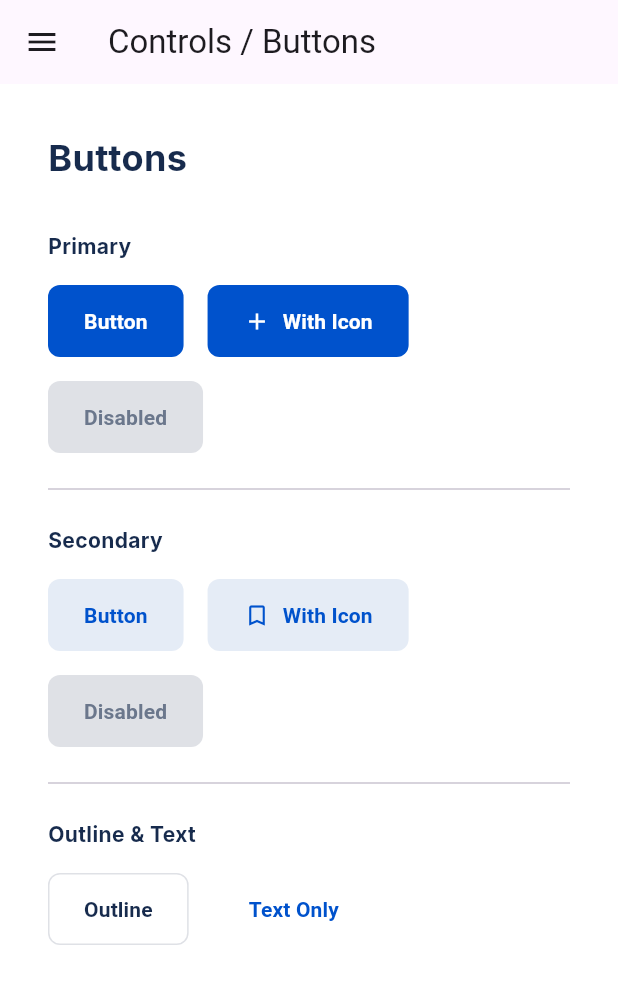
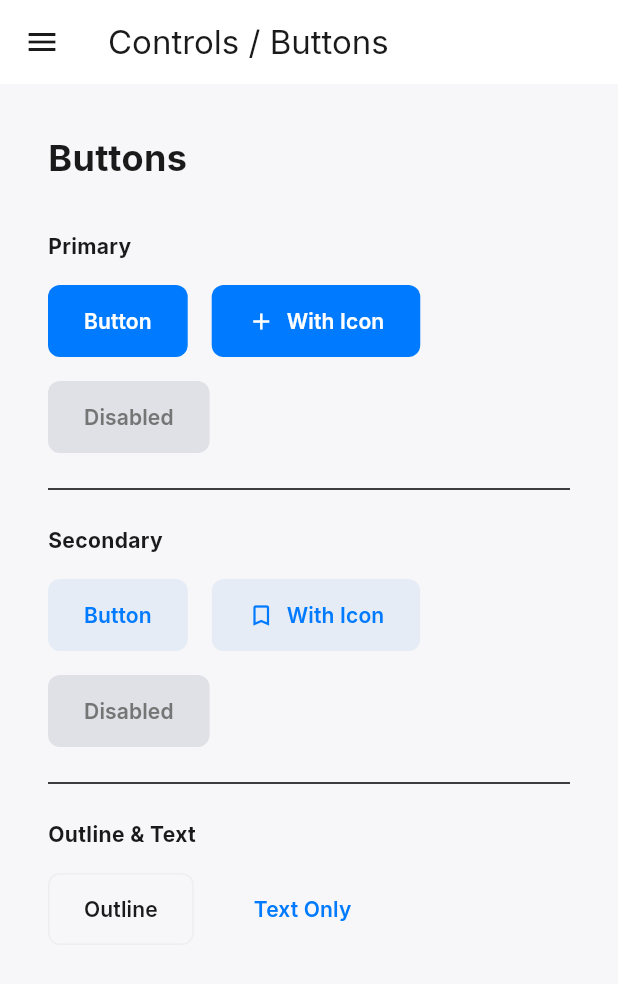
Before and after one commit to nugiarmasn/chat_design_system, a Flutter app: the screen it shows after launch, on a phone screen of 412 x 824 dp. Shown: the top 984 px of the screen. Run offline on Flutter 3.47's test engine with Material 3 defaults, Android fonts, the phone set to English and light mode, and no system bars; our stand-ins replace get, google_fonts.

Commit message:
Feat: Slicing UI Chat Area, Index List, dan perbaikan Dark Mode Controls

```diff
--- a/lib/app/components/custom_button.dart
+++ b/lib/app/components/custom_button.dart
@@ -1,5 +1,5 @@
 import 'package:flutter/material.dart';
-import '../core/app_theme.dart';
+import '../core/theme/app_theme.dart';
 
 enum ButtonType { primary, secondary, outline, text }
 
--- a/lib/app/components/custom_textfield.dart
+++ b/lib/app/components/custom_textfield.dart
@@ -1,5 +1,5 @@
 import 'package:flutter/material.dart';
-import '../core/app_theme.dart';
+import '../core/theme/app_theme.dart';
 
 class CustomTextField extends StatelessWidget {
   final String? label;
--- a/lib/app/core/app_theme.dart
+++ /dev/null
@@ -1,25 +0,0 @@
-import 'package:flutter/material.dart';
-import 'package:google_fonts/google_fonts.dart';
-
-class AppColors {
-  static const Color primary = Color(0xFF0052CC);
-  static const Color background = Color(0xFFF4F5F7);
-  static const Color textPrimary = Color(0xFF172B4D);
-  static const Color textSecondary = Color(0xFF6B778C);
-  static const Color border = Color(0xFFDFE1E6);
-  static const Color error = Color(0xFFFF5630);
-}
-
-class AppTextStyles {
-  static TextStyle body = GoogleFonts.inter(
-    fontSize: 14,
-    fontWeight: FontWeight.normal,
-    color: AppColors.textPrimary,
-  );
-
-  static TextStyle heading = GoogleFonts.inter(
-    fontSize: 24,
-    fontWeight: FontWeight.bold,
-    color: AppColors.textPrimary,
-  );
-}
--- a/lib/app/core/theme/app_theme.dart
+++ b/lib/app/core/theme/app_theme.dart
@@ -1,4 +1,5 @@
 import 'package:flutter/material.dart';
+import 'package:google_fonts/google_fonts.dart';
 
 class AppColors {
   AppColors._();
@@ -6,20 +7,25 @@
   // Primary Colors
   static const Color primaryBlue = Color(0xFF007AFF);
   static const Color primaryBlueLight = Color(0xFFE5F1FF);
-  static const Color primaryPurple = Color(0xFFA5A6F6); // Added for avatars
+  static const Color primaryPurple = Color(0xFFA5A6F6);
 
-  // Neutral / Background Colors
+  // Alias untuk komponen
+  static const Color primary = primaryBlue;
+  static const Color background = Color(0xFFF7F7F9);
+  static const Color border = Color(0xFFEEEEEE);
+
+  // Neutral / Background
   static const Color backgroundLight = Color(0xFFF7F7F9);
   static const Color backgroundDark = Color(0xFF1E1E1E);
   static const Color surfaceWhite = Colors.white;
   static const Color divider = Color(0xFFEEEEEE);
 
-  // Text Colors
+  // Text
   static const Color textPrimary = Color(0xFF1A1A1A);
   static const Color textSecondary = Color(0xFF757575);
   static const Color textTertiary = Color(0xFFAAAAAA);
 
-  // Status Colors
+  // Status
   static const Color success = Color(0xFF34C759);
   static const Color warning = Color(0xFFFF9500);
   static const Color error = Color(0xFFFF3B30);
@@ -28,54 +34,51 @@
 class AppTypography {
   AppTypography._();
 
-  static const String fontFamily = 'Inter';
+  static final String? fontFamily = GoogleFonts.inter().fontFamily;
 
-  // Headings
-  static const TextStyle heading1 = TextStyle(
+  static TextStyle heading1 = TextStyle(
     fontFamily: fontFamily,
     fontSize: 24,
     fontWeight: FontWeight.bold,
     color: AppColors.textPrimary,
   );
 
-  static const TextStyle heading2 = TextStyle(
+  static TextStyle heading2 = TextStyle(
     fontFamily: fontFamily,
     fontSize: 20,
     fontWeight: FontWeight.w600,
     color: AppColors.textPrimary,
   );
 
-  // Body
-  static const TextStyle body = TextStyle(
+  static TextStyle body = TextStyle(
     fontFamily: fontFamily,
     fontSize: 16,
     fontWeight: FontWeight.normal,
     color: AppColors.textPrimary,
   );
 
-  static const TextStyle bodyMedium = TextStyle(
+  static TextStyle caption = TextStyle(
+    fontFamily: fontFamily,
+    fontSize: 12,
+    fontWeight: FontWeight.normal,
+    color: AppColors.textSecondary,
+  );
+
+  static TextStyle bodyMedium = TextStyle(
     fontFamily: fontFamily,
     fontSize: 14,
     fontWeight: FontWeight.w500,
     color: AppColors.textPrimary,
   );
 
-  static const TextStyle bodySecondary = TextStyle(
+  static TextStyle bodySecondary = TextStyle(
     fontFamily: fontFamily,
     fontSize: 14,
     fontWeight: FontWeight.normal,
     color: AppColors.textSecondary,
   );
 
-  // Captions & Labels
-  static const TextStyle caption = TextStyle(
-    fontFamily: fontFamily,
-    fontSize: 12,
-    fontWeight: FontWeight.normal,
-    color: AppColors.textSecondary,
-  );
-
-  static const TextStyle timeLabel = TextStyle(
+  static TextStyle timeLabel = TextStyle(
     fontFamily: fontFamily,
     fontSize: 11,
     fontWeight: FontWeight.w500,
@@ -83,9 +86,22 @@
   );
 }
 
+class AppTextStyles {
+  static TextStyle body = GoogleFonts.inter(
+    fontSize: 14,
+    fontWeight: FontWeight.normal,
+    color: AppColors.textPrimary,
+  );
+
+  static TextStyle heading = GoogleFonts.inter(
+    fontSize: 24,
+    fontWeight: FontWeight.bold,
+    color: AppColors.textPrimary,
+  );
+}
+
 class AppSpacing {
   AppSpacing._();
-
   static const double xs = 4.0;
   static const double sm = 8.0;
   static const double md = 16.0;
@@ -94,11 +110,9 @@
   static const double xxl = 48.0;
 }
 
-// --- Tambahan untuk mendukung Dark Mode secara dinamis ---
-
+// --- EXTENSION UNTUK KONTEKS THEME ---
 extension DynamicThemeContext on BuildContext {
   bool get isDark => Theme.of(this).brightness == Brightness.dark;
-
   Color get appBackground => isDark ? const Color(0xFF121212) : AppColors.backgroundLight;
   Color get appSurface => isDark ? const Color(0xFF1E1E1E) : AppColors.surfaceWhite;
   Color get appTextPrimary => isDark ? const Color(0xFFF5F5F5) : AppColors.textPrimary;
@@ -106,6 +120,9 @@
   Color get appDivider => isDark ? const Color(0xFF333333) : AppColors.divider;
 }
 
+// ==========================================
+// EXTENSION UNTUK ADAPTASI TEXT STYLE KE DARK MODE
+// ==========================================
 extension DynamicTextStyle on TextStyle {
   /// Mengubah warna teks secara otomatis jika mode gelap aktif
   TextStyle adapt(BuildContext context) {
@@ -117,3 +134,36 @@
     return this;
   }
 }
+
+// --- THEME DATA UNTUK LIGHT & DARK ---
+class AppTheme {
+  static final ThemeData lightTheme = ThemeData(
+    brightness: Brightness.light,
+    primaryColor: AppColors.primaryBlue,
+    scaffoldBackgroundColor: AppColors.backgroundLight,
+    colorScheme: const ColorScheme.light(
+      primary: AppColors.primaryBlue,
+      surface: AppColors.surfaceWhite,
+      onSurface: AppColors.textPrimary,
+      onSurfaceVariant: AppColors.textSecondary,
+      outline: AppColors.divider,
+    ),
+    textTheme: GoogleFonts.interTextTheme(ThemeData.light().textTheme),
+    dividerColor: AppColors.divider,
+  );
+
+  static final ThemeData darkTheme = ThemeData(
+    brightness: Brightness.dark,
+    primaryColor: AppColors.primaryBlue,
+    scaffoldBackgroundColor: AppColors.backgroundDark,
+    colorScheme: const ColorScheme.dark(
+      primary: AppColors.primaryBlue,
+      surface: Color(0xFF2C2C2E),
+      onSurface: Colors.white,
+      onSurfaceVariant: Color(0xFFAAAAAA),
+      outline: Color(0xFF333333),
+    ),
+    textTheme: GoogleFonts.interTextTheme(ThemeData.dark().textTheme),
+    dividerColor: const Color(0xFF333333),
+  );
+}
--- a/lib/app/modules/buttons/views/buttons_view.dart
+++ b/lib/app/modules/buttons/views/buttons_view.dart
@@ -2,7 +2,7 @@
 import 'package:get/get.dart';
 import '../controllers/buttons_controller.dart';
 import '../../../components/custom_button.dart';
-import '../../../core/app_theme.dart';
+import '../../../core/theme/app_theme.dart';
 
 class ButtonsView extends GetView<ButtonsController> {
   const ButtonsView({super.key});
@@ -10,17 +10,18 @@
   @override
   Widget build(BuildContext context) {
     return Scaffold(
-      backgroundColor: Colors.white,
+      backgroundColor: context.appBackground, // <-- Perbaikan 1: Warna background dinamis
       body: ListView(
         padding: const EdgeInsets.all(32),
         children: [
-          Text('Buttons', style: AppTextStyles.heading),
+          Text('Buttons', style: AppTextStyles.heading.adapt(context)), // <-- Perbaikan 2
           const SizedBox(height: 32),
 
-          Text('Primary', style: AppTextStyles.body.copyWith(fontWeight: FontWeight.bold)),
+          Text('Primary', style: AppTextStyles.body.copyWith(fontWeight: FontWeight.bold).adapt(context)),
           const SizedBox(height: 16),
           Wrap(
-            spacing: 16, runSpacing: 16,
+            spacing: 16,
+            runSpacing: 16,
             children: [
               CustomButton(label: 'Button', onPressed: () {}),
               CustomButton(label: 'With Icon', icon: Icons.add, onPressed: () {}),
@@ -29,10 +30,11 @@
           ),
           const Divider(height: 48),
 
-          Text('Secondary', style: AppTextStyles.body.copyWith(fontWeight: FontWeight.bold)),
+          Text('Secondary', style: AppTextStyles.body.copyWith(fontWeight: FontWeight.bold).adapt(context)),
           const SizedBox(height: 16),
           Wrap(
-            spacing: 16, runSpacing: 16,
+            spacing: 16,
+            runSpacing: 16,
             children: [
               CustomButton(label: 'Button', type: ButtonType.secondary, onPressed: () {}),
               CustomButton(label: 'With Icon', type: ButtonType.secondary, icon: Icons.bookmark_border, onPressed: () {}),
@@ -41,10 +43,11 @@
           ),
           const Divider(height: 48),
 
-          Text('Outline & Text', style: AppTextStyles.body.copyWith(fontWeight: FontWeight.bold)),
+          Text('Outline & Text', style: AppTextStyles.body.copyWith(fontWeight: FontWeight.bold).adapt(context)),
           const SizedBox(height: 16),
           Wrap(
-            spacing: 16, runSpacing: 16,
+            spacing: 16,
+            runSpacing: 16,
             children: [
               CustomButton(label: 'Outline', type: ButtonType.outline, onPressed: () {}),
               CustomButton(label: 'Text Only', type: ButtonType.text, onPressed: () {}),
--- /dev/null
+++ b/lib/app/modules/chat_area/controllers/chat_area_controller.dart
@@ -0,0 +1,3 @@
+import 'package:get/get.dart';
+
+class ChatAreaController extends GetxController {}
--- a/lib/app/modules/component_library/views/component_library_view.dart
+++ b/lib/app/modules/component_library/views/component_library_view.dart
@@ -16,7 +16,7 @@
     return Scaffold(
       backgroundColor: AppColors.backgroundLight,
       appBar: AppBar(
-        title: const Text('Component Library', style: TextStyle(fontFamily: AppTypography.fontFamily)),
+        title: Text('Component Library', style: TextStyle(fontFamily: AppTypography.fontFamily)),
         centerTitle: true,
         backgroundColor: AppColors.surfaceWhite,
         foregroundColor: AppColors.textPrimary,
--- a/lib/app/modules/home/views/home_view.dart
+++ b/lib/app/modules/home/views/home_view.dart
@@ -7,6 +7,8 @@
 import '../../text_fields/views/text_fields_view.dart';
 import '../../buttons/views/buttons_view.dart';
 import '../../toggles/views/toggles_view.dart';
+import '../../chat_area/views/chat_area_view.dart';
+import '../../index_list/views/index_list_view.dart'; // <-- TAMBAHKAN IMPORT INI
 import '../../../core/theme/app_theme.dart';
 import '../../../widgets/custom_avatar.dart';
 import '../../../widgets/chat_list_tile.dart';
@@ -15,28 +17,29 @@
 class HomeView extends GetView<HomeController> {
   const HomeView({super.key});
 
-  // Breakpoint: di bawah lebar ini, sidebar disembunyikan jadi Drawer.
   static const double _mobileBreakpoint = 700;
 
   Widget _buildContent(BuildContext context, int index, String menuTitle) {
     switch (index) {
-      case 0: // Controls / Buttons
+      case 0:
         return const ButtonsView();
-      case 1: // Controls / Text Fields
+      case 1:
         return const TextFieldsView();
-      case 2: // Controls / Toggles & Choices
+      case 2:
         return const TogglesView();
-      case 3: // Bars / Nav Bars
+      case 3:
         return const NavBarsPage();
-      case 4: // Navigation / Bottom & Tabs
+      case 4:
         return const BottomAndTabsPage();
-      case 5: // Bars / Search Bars
+      case 5:
         return const SearchBarsPage();
+      case 8:
+        return const ChatAreaView();
       case 9: // Lists / Chat & Users
-        return _buildChatListContent(context);
-      case 10: // Message Area
+        return const IndexListView(); // <-- UBAH MENJADI IndexListView
+      case 10:
         return _buildMessageComposerContent(context);
-      case 11: // Views / Avatars & Badges
+      case 11:
         return _buildAvatarsContent(context);
       default:
         return Center(
@@ -63,12 +66,10 @@
             Text('Initials Avatar', style: AppTypography.heading1.adapt(context)),
             const SizedBox(height: AppSpacing.lg),
             _buildAvatarGrid(initials: 'SF', badgeType: AvatarBadgeType.online),
-
             const SizedBox(height: AppSpacing.xxl),
             Text('Icon Avatar', style: AppTypography.heading1.adapt(context)),
             const SizedBox(height: AppSpacing.lg),
             _buildAvatarGrid(defaultIcon: Icons.person, badgeType: AvatarBadgeType.offline),
-
             const SizedBox(height: AppSpacing.xxl),
             Text('Image Avatar', style: AppTypography.heading1.adapt(context)),
             const SizedBox(height: AppSpacing.lg),
@@ -91,7 +92,6 @@
     int notificationCount = 0,
   }) {
     final sizes = AvatarSize.values.reversed.toList();
-
     return Wrap(
       spacing: AppSpacing.xl,
       runSpacing: AppSpacing.xl,
@@ -134,6 +134,7 @@
     );
   }
 
+  // Fungsi ini TIDAK digunakan lagi, tapi kita biarkan saja agar tidak error jika ada referensi lain
   Widget _buildChatListContent(BuildContext context) {
     return Container(
       color: context.appSurface,
@@ -241,17 +242,14 @@
           Text('Normal Input State', style: AppTypography.heading2.adapt(context)),
           const SizedBox(height: AppSpacing.md),
           const ChatInputField(),
-
           const SizedBox(height: AppSpacing.xxl),
           Text('Input with Typed Text', style: AppTypography.heading2.adapt(context)),
           const SizedBox(height: AppSpacing.md),
           const ChatInputField(initialText: 'Hey! Just finished the draft for the project. Need your feedback by tomorrow if possible.'),
-
           const SizedBox(height: AppSpacing.xxl),
           Text('Voice Note Recording State', style: AppTypography.heading2.adapt(context)),
           const SizedBox(height: AppSpacing.md),
           const ChatInputField(state: ChatInputState.recording),
-
           const SizedBox(height: AppSpacing.xxl),
           Text('Action Summary Box (Suggest a reply)', style: AppTypography.heading2.adapt(context)),
           const SizedBox(height: AppSpacing.md),
@@ -262,7 +260,6 @@
               content: 'Thanks for handling the logistics, Michael. Your effort in ensuring the group discount for the hotel is much appreciated!\n\nMichael, I appreciate you taking care of the logistics and getting us that group discount at the hotel. Thanks a lot!',
             ),
           ),
-
           const SizedBox(height: AppSpacing.xxl),
           Text('Action Summary Box (Conversation summary)', style: AppTypography.heading2.adapt(context)),
           const SizedBox(height: AppSpacing.md),
@@ -273,7 +270,6 @@
               content: 'The user expressed interest in a watch listed for sale and confirmed its availability with the seller. They negotiated the price down from \$130 to \$120.',
             ),
           ),
-
           const SizedBox(height: AppSpacing.xxl),
           Text('Attachment Popup Menu', style: AppTypography.heading2.adapt(context)),
           const SizedBox(height: AppSpacing.md),
@@ -296,28 +292,20 @@
           crossAxisAlignment: CrossAxisAlignment.start,
           children: [
             Padding(
-              padding: const EdgeInsets.symmetric(
-                horizontal: 24.0,
-                vertical: 16.0,
-              ),
+              padding: const EdgeInsets.symmetric(horizontal: 24.0, vertical: 16.0),
               child: Row(
                 mainAxisAlignment: MainAxisAlignment.spaceBetween,
                 children: [
                   const Flexible(
                     child: Text(
                       'Component Library',
-                      style: TextStyle(
-                        fontSize: 18,
-                        fontWeight: FontWeight.bold,
-                      ),
+                      style: TextStyle(fontSize: 18, fontWeight: FontWeight.bold),
                     ),
                   ),
                   Obx(
                         () => IconButton(
                       icon: Icon(
-                        controller.isDarkMode.value
-                            ? Icons.dark_mode
-                            : Icons.light_mode,
+                        controller.isDarkMode.value ? Icons.dark_mode : Icons.light_mode,
                       ),
                       tooltip: 'Toggle Light/Dark Mode',
                       onPressed: controller.toggleTheme,
@@ -337,19 +325,15 @@
                       title: Text(
                         controller.menus[index],
                         style: TextStyle(
-                          fontWeight: isSelected
-                              ? FontWeight.bold
-                              : FontWeight.normal,
-                          color: isSelected
-                              ? const Color(0xFF0052CC)
-                              : Colors.black87,
+                          fontWeight: isSelected ? FontWeight.bold : FontWeight.normal,
+                          color: isSelected ? const Color(0xFF0052CC) : Colors.black87,
                         ),
                       ),
                       selected: isSelected,
                       selectedTileColor: Colors.blue.withOpacity(0.1),
                       onTap: () {
                         controller.changeMenu(index);
-                        if (isDrawer) Navigator.of(context).pop(); // tutup drawer
+                        if (isDrawer) Navigator.of(context).pop();
                       },
                     );
                   },
@@ -375,19 +359,15 @@
         });
 
         if (isMobile) {
-          // Layar sempit: sidebar jadi Drawer, ada AppBar dengan tombol menu.
           return Scaffold(
             appBar: AppBar(
-              title: Obx(
-                    () => Text(controller.menus[controller.selectedIndex.value]),
-              ),
+              title: Obx(() => Text(controller.menus[controller.selectedIndex.value])),
             ),
             drawer: Drawer(child: _sidebarContent(context, isDrawer: true)),
             body: contentArea,
           );
         }
 
-        // Layar lebar: sidebar permanen di kiri.
         return Scaffold(
           body: Row(
             children: [
--- /dev/null
+++ b/lib/app/modules/index_list/controllers/index_list_controller.dart
@@ -0,0 +1,2 @@
+import 'package:get/get.dart';
+class IndexListController extends GetxController {}
--- a/lib/app/modules/text_fields/views/text_fields_view.dart
+++ b/lib/app/modules/text_fields/views/text_fields_view.dart
@@ -2,7 +2,7 @@
 import 'package:get/get.dart';
 import '../controllers/text_fields_controller.dart';
 import '../../../components/custom_textfield.dart';
-import '../../../core/app_theme.dart';
+import '../../../core/theme/app_theme.dart';
 
 class TextFieldsView extends GetView<TextFieldsController> {
   const TextFieldsView({super.key});
@@ -10,11 +10,11 @@
   @override
   Widget build(BuildContext context) {
     return Scaffold(
-      backgroundColor: Colors.white,
+      backgroundColor: context.appBackground,
       body: ListView(
         padding: const EdgeInsets.all(32),
         children: [
-          Text('Text Fields', style: AppTextStyles.heading),
+          Text('Text Fields', style: AppTextStyles.heading.adapt(context)),
           const SizedBox(height: 32),
 
           const CustomTextField(
```
Also changed, not shown: lib/app/components/custom_chat_bubble.dart (added, +96 -0 lines), lib/app/components/custom_chat_list.dart (added, +125 -0 lines), lib/app/modules/chat_area/views/chat_area_view.dart (added, +121 -0 lines), lib/app/modules/index_list/views/index_list_view.dart (added, +93 -0 lines), lib/app/modules/toggles/views/toggles_view.dart (+10 -10 lines), lib/main.dart (+4 -3 lines).
